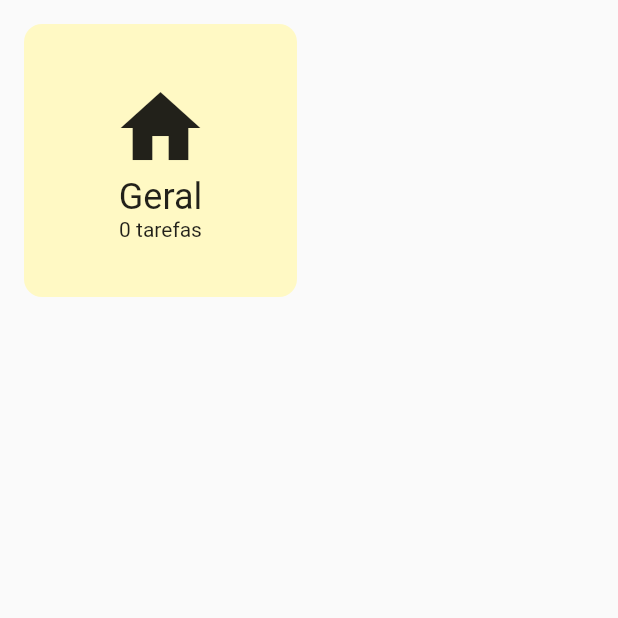
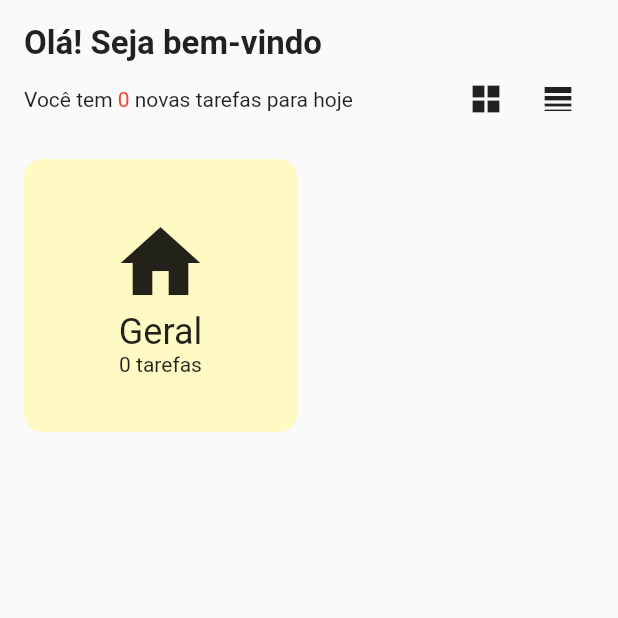
Before and after one commit to JacksonMonteiro/flutter_todo_app, a Flutter app: the screen it shows after launch, on a phone screen of 412 x 824 dp, the top half of it. Run offline on Flutter 3.47's test engine with Material 2 defaults, Android fonts, the phone set to English and light mode, and no system bars; our stand-ins replace bloc.

Commit message:
UI Changes

```diff
--- a/lib/app/views/home_view.dart
+++ b/lib/app/views/home_view.dart
@@ -29,32 +29,97 @@ class _HomeViewState extends State<HomeView> {
   @override
   Widget build(BuildContext context) {
     return Scaffold(
-      body: StreamBuilder<CategoryState>(
+      body: SafeArea(
+        child: Padding(
+          padding: const EdgeInsets.all(16.0),
+          child: Column(
+            children: [
+              Column(
+                crossAxisAlignment: CrossAxisAlignment.start,
+                children: [
+                  const Text(
+                    'Olá! Seja bem-vindo',
+                    style: TextStyle(fontSize: 22, fontWeight: FontWeight.bold),
+                  ),
+                  Row(
+                    mainAxisAlignment: MainAxisAlignment.spaceBetween,
+                    children: [
+                      Row(
+                        children: const [
+                          Text(
+                            'Você tem ',
+                            style: TextStyle(
+                              fontSize: 14,
+                            ),
+                          ),
+                          Text(
+                            '0',
+                            style: TextStyle(
+                              fontSize: 14,
+                              color: Colors.red
+                            ),
+                          ),
+                          Text(
+                            ' novas tarefas para hoje',
+                            style: TextStyle(
+                              fontSize: 14,
+                            ),
+                          ),
+                        ],
+                      ),
+                      Row(
+                        children: [
+                          IconButton(
+                            icon: const Icon(Icons.grid_view_sharp),
+                            onPressed: () {},
+                          ),
+                          IconButton(
+                            icon: const Icon(Icons.line_weight_sharp),
+                            onPressed: () {},
+                          ),
+                        ],
+                      )
+                    ],
+                  ),
+                ],
+              ),
+              const SizedBox(
+                height: 16,
+              ),
+              StreamBuilder<CategoryState>(
                   stream: bloc.stream,
                   builder: (context, snapshot) {
-            return Padding(
-              padding: const EdgeInsets.all(16.0),
-              child: GridView.count(
+                    return GridView.count(
                         crossAxisCount: 2,
                         crossAxisSpacing: 16,
                         mainAxisSpacing: 16,
+                        scrollDirection: Axis.vertical,
+                        shrinkWrap: true,
                         children: snapshot.data?.categories
                                 .map((category) => Container(
                                     decoration: BoxDecoration(
                                       color: category.color,
                                       borderRadius: BorderRadius.circular(12),
                                     ),
-                                  child: Column(mainAxisAlignment: MainAxisAlignment.center,
+                                    child: Column(
+                                      mainAxisAlignment:
+                                          MainAxisAlignment.center,
                                       children: [
                                         Icon(category.icon, size: 64),
-                                  Text(category.name, style: TextStyle(fontSize: 24),),
+                                        Text(
+                                          category.name,
+                                          style: TextStyle(fontSize: 24),
+                                        ),
                                         Text('${category.tasks.length} tarefas')
                                       ],
                                     )))
                                 .toList() ??
-                      []),
-            );
+                            []);
                   }),
+            ],
+          ),
+        ),
+      ),
     );
   }
 }
```
Lines whose indentation alone changed are shown as unchanged.
